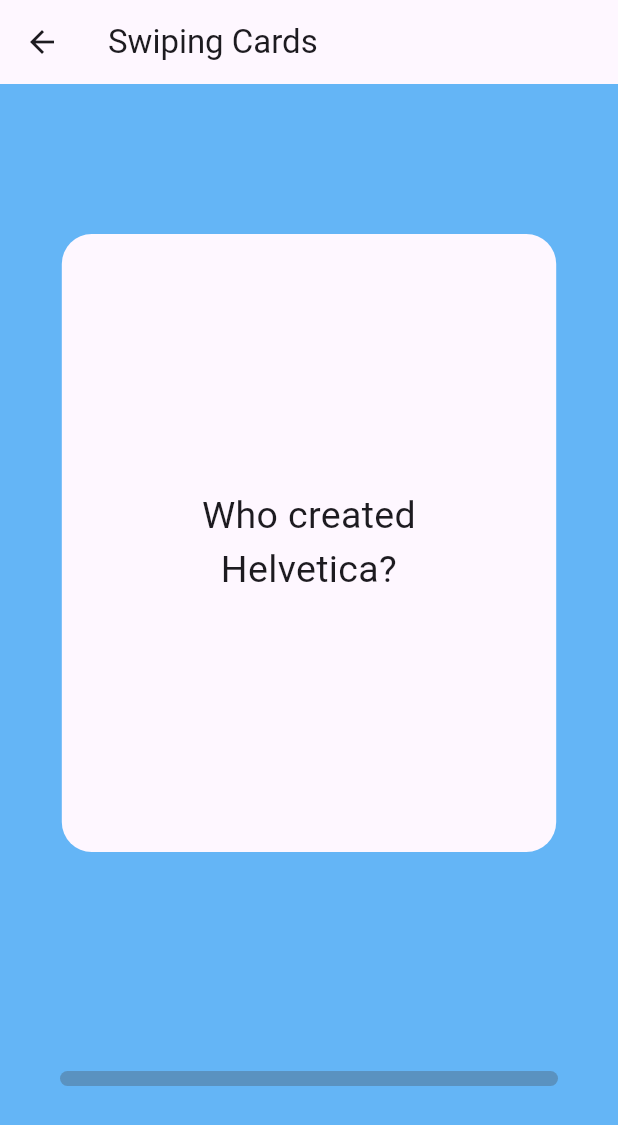
After one commit to rafy-kim/animation_challenge, a Flutter app: the screen it shows after launch, after a tap on "Code Challenge #31", on a phone screen of 412 x 824 dp. The commit adds this screen. Shown: the top 1125 px of the screen. Run offline on Flutter 3.47's test engine with Material 3 defaults, Android fonts, the phone set to English and light mode, and no system bars.

Commit message:
#31 done

```diff
--- a/lib/screens/menu_screen.dart
+++ b/lib/screens/menu_screen.dart
@@ -1,6 +1,7 @@
 import 'package:animation_challenge/screens/custom_paint_screen.dart';
 import 'package:animation_challenge/screens/explicit_animations_screen.dart';
 import 'package:animation_challenge/screens/implicit_animations_screen.dart';
+import 'package:animation_challenge/screens/swiping_cards_screen.dart';
 import 'package:flutter/material.dart';
 
 class MenuScreen extends StatelessWidget {
@@ -51,6 +52,15 @@
               },
               child: const Text("Code Challenge #30"),
             ),
+            ElevatedButton(
+              onPressed: () {
+                _goToPage(
+                  context,
+                  const SwipingCardsScreen(),
+                );
+              },
+              child: const Text("Code Challenge #31"),
+            ),
           ],
         ),
       ),
--- /dev/null
+++ b/lib/screens/swiping_cards_screen.dart
@@ -0,0 +1,336 @@
+import 'dart:math';
+import 'package:flutter/material.dart';
+
+List<String> questions = [
+  "Who created Helvetica?",
+  "What year was Helvetica released?",
+  "Q3",
+  "Q4",
+  "Q5",
+  "Q6",
+  "Q7",
+  "Q8",
+  "Q9",
+  "Q10",
+];
+
+List<String> answers = [
+  "Max Miedinger with Eduard Hoffmann",
+  "1957",
+  "A3",
+  "A4",
+  "A5",
+  "A6",
+  "A7",
+  "A8",
+  "A9",
+  "A10",
+];
+
+class SwipingCardsScreen extends StatefulWidget {
+  const SwipingCardsScreen({super.key});
+
+  @override
+  State<SwipingCardsScreen> createState() => _SwipingCardsScreenState();
+}
+
+class _SwipingCardsScreenState extends State<SwipingCardsScreen>
+    with TickerProviderStateMixin {
+  late final size = MediaQuery.of(context).size;
+
+  late final AnimationController _position = AnimationController(
+    vsync: this,
+    duration: const Duration(seconds: 1),
+    lowerBound: (size.width + 100) * -1,
+    upperBound: (size.width + 100),
+    value: 0.0,
+  );
+
+  late final AnimationController _progressController = AnimationController(
+    vsync: this,
+    duration: const Duration(seconds: 3),
+  );
+
+  late final Tween<double> _rotation = Tween(
+    begin: -15,
+    end: 15,
+  );
+
+  late final Tween<double> _scale = Tween(
+    begin: 0.8,
+    end: 1,
+  );
+
+  late final Tween<double> _opacity = Tween(
+    begin: 0,
+    end: 1,
+  );
+
+  late final _colorLeft = ColorTween(
+    begin: Colors.blue.shade300,
+    end: Colors.red.shade300,
+  );
+  late final _colorRight = ColorTween(
+    begin: Colors.blue.shade300,
+    end: Colors.green.shade300,
+  );
+
+  void _onHorizontalDragUpdate(DragUpdateDetails details) {
+    _position.value += details.delta.dx;
+  }
+
+  void _whenComplete() {
+    _position.value = 0;
+    _progressController.animateTo(_progressController.value + 0.1);
+    // TODO: answer mode에서 넘어갈 경우, 다시 flip
+    setState(() {
+      _index = _index == 10 ? 1 : _index + 1;
+      _isQ = true;
+    });
+  }
+
+  void _onHorizontalDragEnd(DragEndDetails details) {
+    final bound = size.width - 200;
+    final dropZone = size.width + 100;
+
+    if (_position.value.abs() >= bound) {
+      final factor = _position.value.isNegative ? -1 : 1;
+      _position
+          .animateTo(
+            dropZone * factor,
+            curve: Curves.easeOut,
+          )
+          .whenComplete(_whenComplete);
+    } else {
+      _position.animateTo(
+        0,
+        curve: Curves.easeOut,
+      );
+    }
+  }
+
+  @override
+  void dispose() {
+    _position.dispose();
+    _progressController.dispose();
+    super.dispose();
+  }
+
+  int _index = 1;
+  bool _isQ = true;
+  bool _isFlip = true;
+  bool _isVisible = true;
+
+  void _toggleQ() {
+    setState(() {
+      _isVisible = false;
+      _isQ = !_isQ;
+      _isFlip = !_isFlip;
+    });
+  }
+
+  Color _clampedColor(ColorTween tween, double value) {
+    final clampedValue = value.clamp(0.0, 1.0);
+    return tween.transform(clampedValue)!;
+  }
+
+  @override
+  Widget build(BuildContext context) {
+    return Scaffold(
+      appBar: AppBar(
+        title: const Text("Swiping Cards"),
+      ),
+      body: AnimatedBuilder(
+        animation: _position,
+        builder: (context, child) {
+          final angle = _rotation
+                  .transform((_position.value + size.width / 2) / size.width) *
+              pi /
+              180;
+          final scale = _scale.transform(_position.value.abs() / size.width);
+          final opacity =
+              _opacity.transform(_position.value.abs() * 3 / size.width);
+
+          final normalizedValue = _position.value.abs() * 10 / size.width;
+          final color = _position.value < 0
+              ? _clampedColor(_colorLeft, normalizedValue)
+              : _clampedColor(_colorRight, normalizedValue);
+
+          final desc = _position.value == 0
+              ? ""
+              : _position.value < 0
+                  ? "Need to review"
+                  : "I got it right";
+          print(_isQ);
+
+          return Container(
+            color: color,
+            child: Stack(
+              alignment: Alignment.topCenter,
+              children: [
+                Positioned(
+                  top: 50,
+                  child: AnimatedOpacity(
+                    duration: const Duration(milliseconds: 300),
+                    opacity: min(opacity * 3, 1.0),
+                    child: Text(
+                      desc,
+                      style: const TextStyle(
+                        color: Colors.white,
+                        fontSize: 18,
+                      ),
+                    ),
+                  ),
+                ),
+                Positioned(
+                  top: 100,
+                  child: Transform.scale(
+                    scale: min(scale, 1.0),
+                    child: AnimatedOpacity(
+                      duration: const Duration(milliseconds: 300),
+                      opacity: min(opacity, 1.0),
+                      child: Card(
+                        index: _index == 10 ? 1 : _index + 1,
+                        isQ: true,
+                        isVisible: true,
+                      ),
+                    ),
+                  ),
+                ),
+                Positioned(
+                  top: 100,
+                  child: GestureDetector(
+                    onTap: _toggleQ,
+                    onHorizontalDragUpdate: _onHorizontalDragUpdate,
+                    onHorizontalDragEnd: _onHorizontalDragEnd,
+                    child: Transform.translate(
+                      offset: Offset(_position.value, 0),
+                      child: Transform.rotate(
+                        angle: angle,
+                        child: AnimatedContainer(
+                          duration: const Duration(milliseconds: 500),
+                          transform: Matrix4.rotationY(_isFlip ? pi : 0),
+                          transformAlignment: Alignment.center,
+                          child: Transform(
+                            transform: Matrix4.rotationY(_isFlip ? pi : 0),
+                            alignment: Alignment.center,
+                            child: Card(
+                              key: ValueKey("$_index-$_isQ"),
+                              index: _index,
+                              isQ: _isQ,
+                              isVisible: _isVisible,
+                            ),
+                          ),
+                          onEnd: () {
+                            setState(() {
+                              _isVisible = true;
+                            });
+                          },
+                        ),
+                      ),
+                    ),
+                  ),
+                ),
+                Positioned(
+                  bottom: 100,
+                  child: AnimatedBuilder(
+                    animation: _progressController,
+                    builder: (context, child) => CustomPaint(
+                      size: Size(size.width - 80, 10),
+                      painter: ProgressBar(
+                        progressValue: _progressController.value,
+                      ),
+                    ),
+                  ),
+                )
+              ],
+            ),
+          );
+        },
+      ),
+    );
+  }
+}
+
+class Card extends StatelessWidget {
+  final int index;
+  final bool isQ;
+  final bool isVisible;
+
+  const Card({
+    super.key,
+    required this.index,
+    required this.isQ,
+    required this.isVisible,
+  });
+
+  @override
+  Widget build(BuildContext context) {
+    final size = MediaQuery.of(context).size;
+    return Material(
+      borderRadius: BorderRadius.circular(20),
+      clipBehavior: Clip.hardEdge,
+      child: Container(
+        alignment: Alignment.center,
+        padding: const EdgeInsets.all(40),
+        width: size.width * 0.8,
+        height: size.height * 0.5,
+        child: AnimatedOpacity(
+          duration: const Duration(milliseconds: 200),
+          opacity: isVisible ? 1.0 : 0,
+          child: Text(
+            isQ ? questions[index - 1] : answers[index - 1],
+            textAlign: TextAlign.center,
+            style: const TextStyle(
+              fontSize: 25,
+            ),
+          ),
+        ),
+      ),
+    );
+  }
+}
+
+class ProgressBar extends CustomPainter {
+  final double progressValue;
+
+  ProgressBar({
+    super.repaint,
+    required this.progressValue,
+  });
+
+  @override
+  void paint(Canvas canvas, Size size) {
+    final progress = size.width * progressValue;
+    // track
+    final trackPaint = Paint()
+      ..color = Colors.grey.shade800.withOpacity(0.3)
+      ..style = PaintingStyle.fill;
+    final trackRRect = RRect.fromLTRBR(
+      0,
+      0,
+      size.width,
+      size.height,
+      const Radius.circular(10),
+    );
+    canvas.drawRRect(trackRRect, trackPaint);
+
+    // progress
+    final progressPaint = Paint()
+      ..color = Colors.white
+      ..style = PaintingStyle.fill;
+    final progressRRrect = RRect.fromLTRBR(
+      0,
+      0,
+      progress,
+      size.height,
+      const Radius.circular(10),
+    );
+    canvas.drawRRect(progressRRrect, progressPaint);
+  }
+
+  @override
+  bool shouldRepaint(covariant ProgressBar oldDelegate) {
+    return oldDelegate.progressValue != progressValue;
+  }
+}
```
